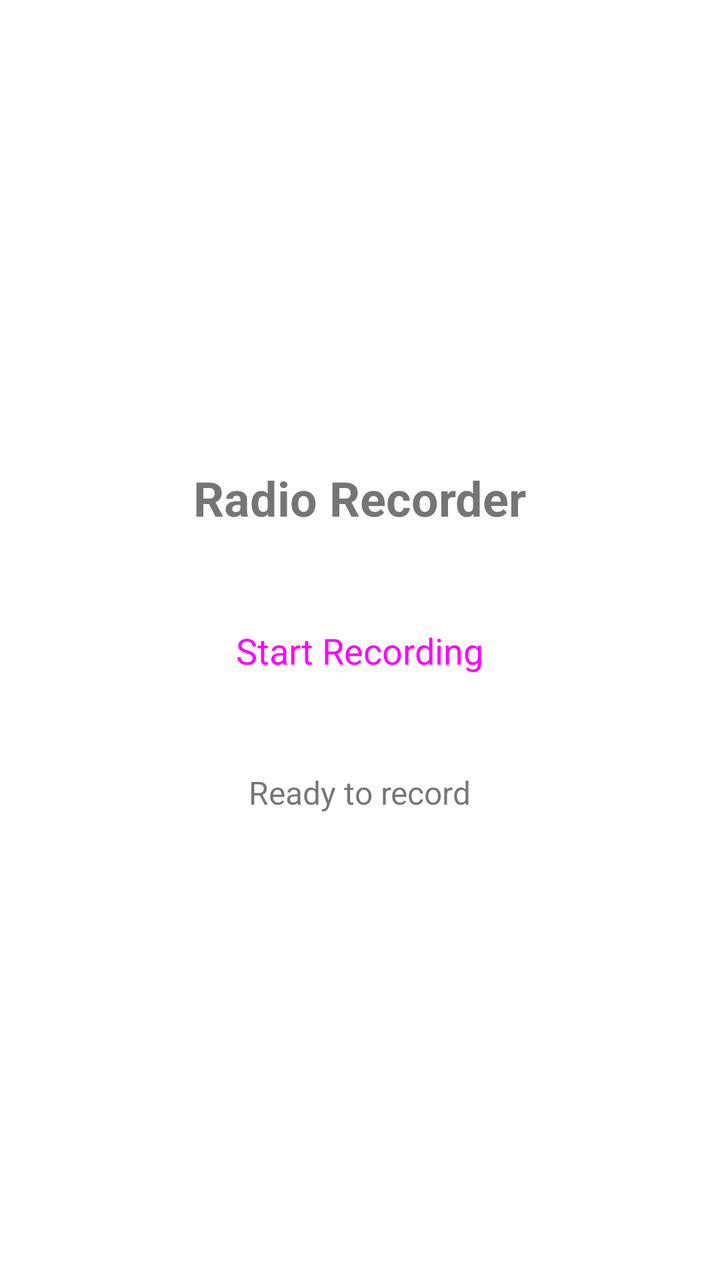
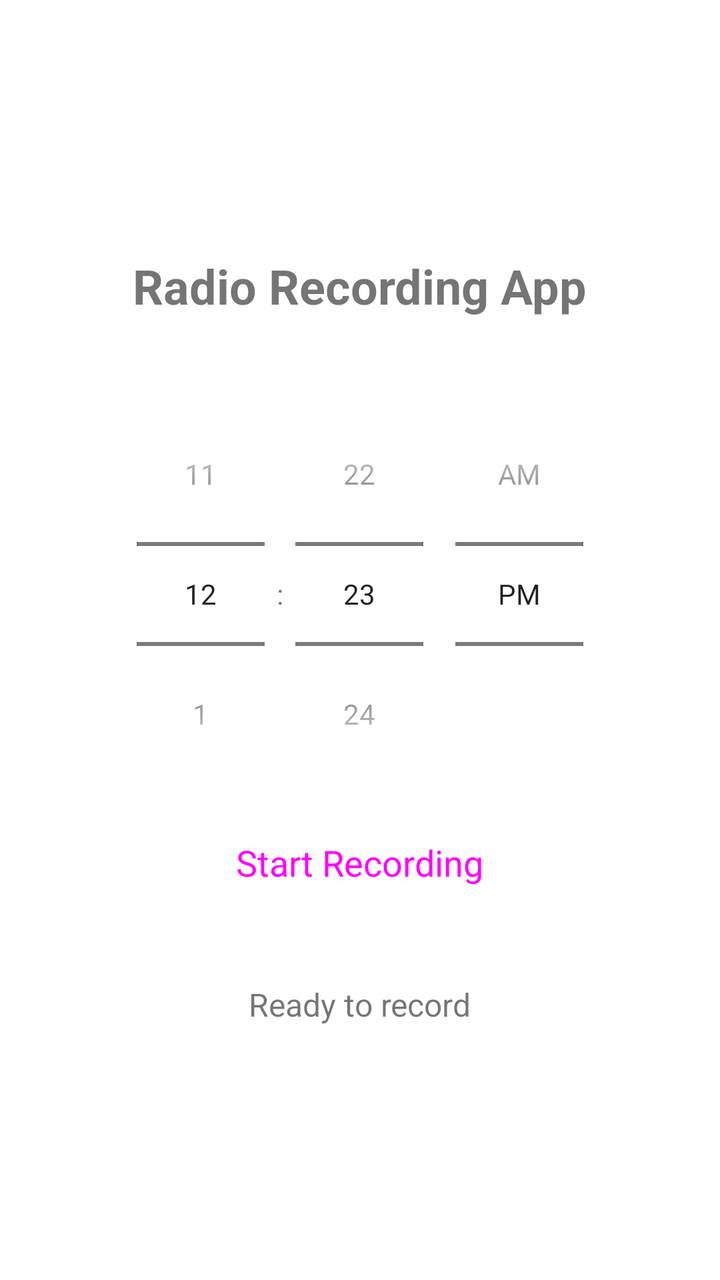

Compare the two renders of this Android layout. The source of the first and the diff that turns it into the second are given below.
<!-- AndroidManifest.xml: application theme Theme.RadioRecordingApp -->
<!-- res/layout/activity_main.xml -->
<?xml version="1.0" encoding="utf-8"?>
<LinearLayout xmlns:android="http://schemas.android.com/apk/res/android"
    android:layout_width="match_parent"
    android:layout_height="match_parent"
    android:orientation="vertical"
    android:padding="16dp"
    android:gravity="center">

    <TextView
        android:id="@+id/titleText"
        android:layout_width="wrap_content"
        android:layout_height="wrap_content"
        android:layout_marginBottom="32dp"
        android:text="Radio Recorder"
        android:textSize="24sp"
        android:textStyle="bold" />

    <Button
        android:id="@+id/recordButton"
        style="@style/Widget.Material3.Button"
        android:layout_width="wrap_content"
        android:layout_height="wrap_content"
        android:padding="16dp"
        android:text="Start Recording"
        android:textSize="18sp" />

    <TextView
        android:id="@+id/statusText"
        android:layout_width="wrap_content"
        android:layout_height="wrap_content"
        android:text="Ready to record"
        android:textSize="16sp"
        android:layout_marginTop="32dp" />

</LinearLayout>
<!-- resources referenced by this layout -->
<resources>
  <style name="Theme.RadioRecordingApp" parent="Theme.MaterialComponents.DayNight.DarkActionBar">
          
          <item name="colorPrimary">@color/purple_500</item>
          <item name="colorPrimaryVariant">@color/purple_700</item>
          <item name="colorOnPrimary">@color/white</item>
          
          <item name="colorSecondary">@color/teal_200</item>
          <item name="colorSecondaryVariant">@color/teal_700</item>
          <item name="colorOnSecondary">@color/black</item>
          
          <item name="android:statusBarColor">?attr/colorPrimaryVariant</item>
          
      </style>
  <color name="purple_500">#FF6200EE</color>
  <color name="purple_700">#FF3700B3</color>
  <color name="white">#FFFFFFFF</color>
  <color name="teal_200">#FF03DAC5</color>
  <color name="teal_700">#FF018786</color>
  <color name="black">#FF000000</color>
</resources>

<!-- the commit's change to res/layout/activity_main.xml (unified diff, before → after) -->
@@ -2,18 +2,26 @@
 <LinearLayout xmlns:android="http://schemas.android.com/apk/res/android"
     android:layout_width="match_parent"
     android:layout_height="match_parent"
+    android:gravity="center"
     android:orientation="vertical"
-    android:padding="16dp"
-    android:gravity="center">
+    android:padding="16dp">
 
     <TextView
         android:id="@+id/titleText"
         android:layout_width="wrap_content"
         android:layout_height="wrap_content"
         android:layout_marginBottom="32dp"
-        android:text="Radio Recorder"
+        android:text="@string/app_name"
         android:textSize="24sp"
-        android:textStyle="bold" />
+        android:textStyle="bold"/>
+
+
+    <TimePicker
+        style="@android:style/Widget.Material.Light.TimePicker"
+        android:layout_width="wrap_content"
+        android:layout_height="wrap_content"
+        android:timePickerMode="spinner">
+    </TimePicker>
 
     <Button
         android:id="@+id/recordButton"
@@ -28,8 +36,8 @@
         android:id="@+id/statusText"
         android:layout_width="wrap_content"
         android:layout_height="wrap_content"
+        android:layout_marginTop="32dp"
         android:text="Ready to record"
-        android:textSize="16sp"
-        android:layout_marginTop="32dp" />
+        android:textSize="16sp" />
 
 </LinearLayout>
<!-- resource entries referenced after the edit -->
@@ -1,5 +1,6 @@
 <!-- resources referenced by this layout -->
 <resources>
+  <string name="app_name">Radio Recording App</string>
   <style name="Theme.RadioRecordingApp" parent="Theme.MaterialComponents.DayNight.DarkActionBar">
           
           <item name="colorPrimary">@color/purple_500</item>
